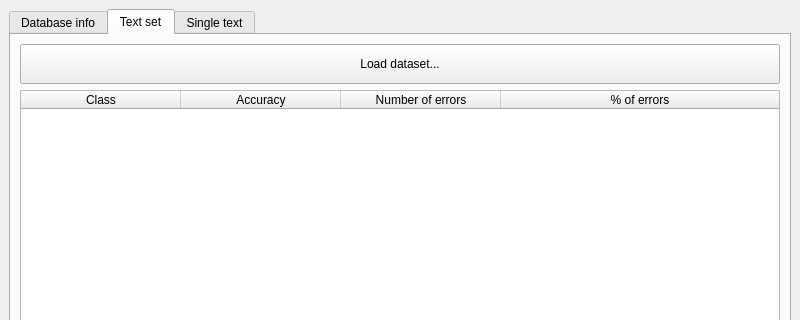
Before: the Qt Designer form classifier_main.ui in pawelkobojek/NaiveBayesTextClassifier, drawn with Qt 5; both pictures show x 0 to 800 and y 0 to 320 of the 800 by 600 pixel window.
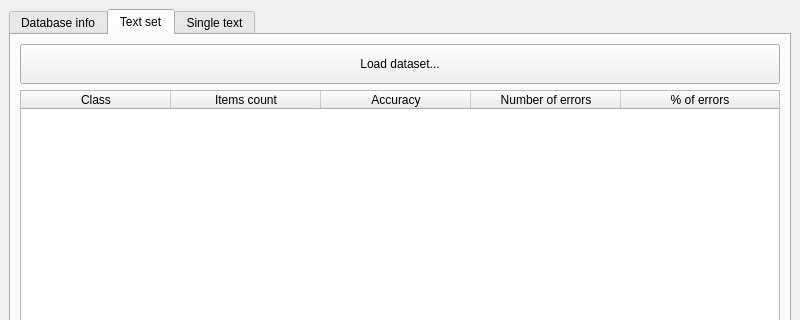
After: the same form once the commit is applied. The open tabs and pages were chosen to show the change.

Commit message: items count

Diff of the .ui file:
```diff
--- a/classifier_main.ui
+++ b/classifier_main.ui
@@ -213,7 +213,7 @@
            <bool>true</bool>
           </attribute>
           <attribute name="horizontalHeaderDefaultSectionSize">
-           <number>160</number>
+           <number>150</number>
           </attribute>
           <attribute name="horizontalHeaderMinimumSectionSize">
            <number>80</number>
@@ -229,6 +229,11 @@
             <string>Class</string>
            </property>
           </column>
+          <column>
+           <property name="text">
+            <string>Items count</string>
+           </property>
+          </column>
           <column>
            <property name="text">
             <string>Accuracy</string>
```
The commit also changes 3 other files.
